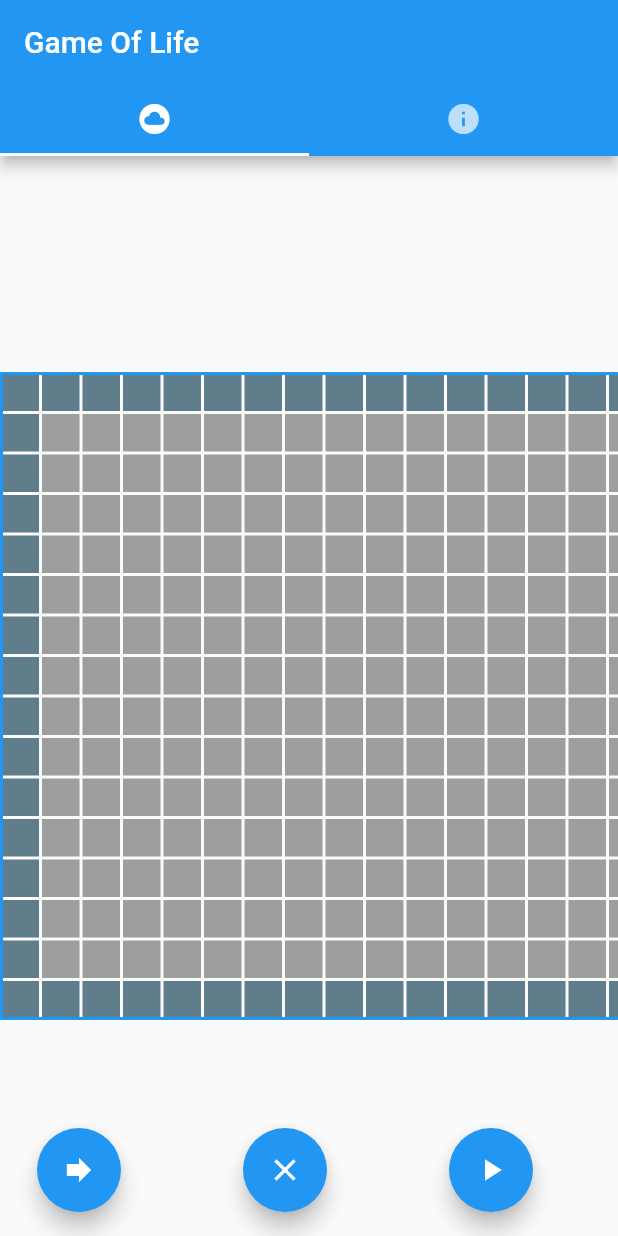
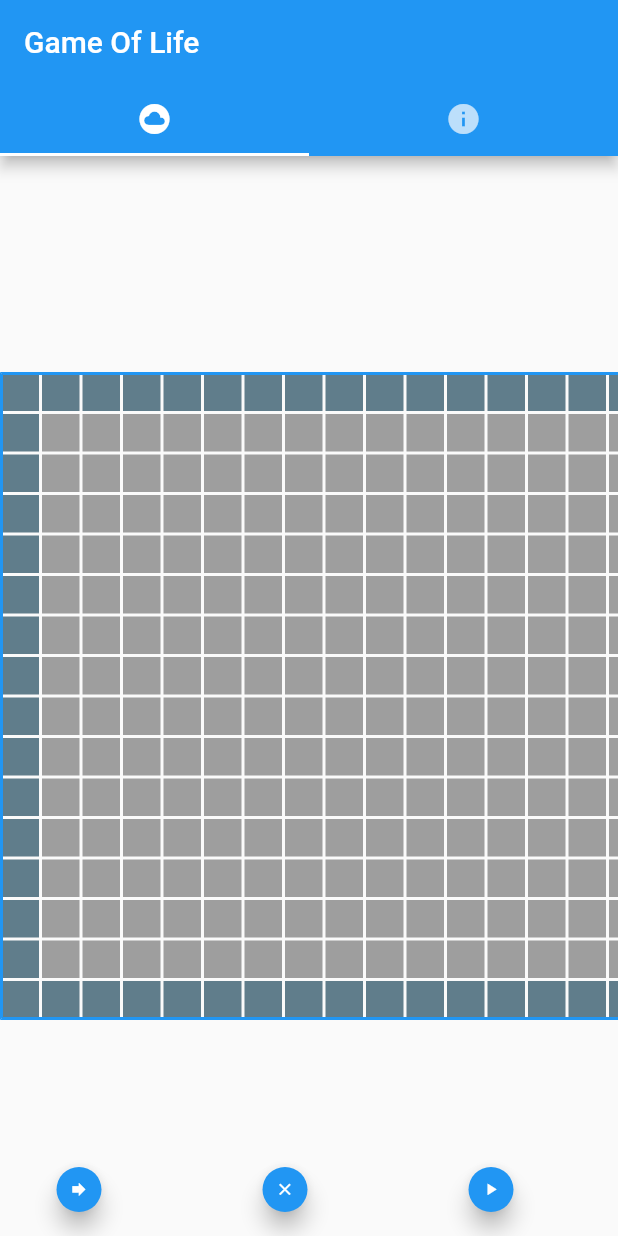
Before and after one commit to Namron-S/GOL_remote, a Flutter app: the screen it shows after launch, on a phone screen of 412 x 824 dp. Run offline on Flutter 3.47's test engine with Material 2 defaults, Android fonts, the phone set to English and light mode, and no system bars.

Commit message:
UI: Small FABs

```diff
--- a/lib/main.dart
+++ b/lib/main.dart
@@ -137,7 +137,11 @@ class _MyHomePageState extends State<MyHomePage>
       floatingActionButton: Row(
         mainAxisAlignment: MainAxisAlignment.spaceAround,
         children: <Widget>[
-          FloatingActionButton(
+          Container(
+            width: 30,
+            height: 30,
+            child: FittedBox(
+              child: FloatingActionButton(
                 backgroundColor: simulationOn ? Colors.grey : Colors.blue,
                 onPressed: simulationOn
                     ? null
@@ -149,7 +153,13 @@ class _MyHomePageState extends State<MyHomePage>
                 tooltip: 'Next Generation',
                 child: Icon(Icons.forward),
               ),
-          FloatingActionButton(
+            ),
+          ),
+          Container(
+            width: 30,
+            height: 30,
+            child: FittedBox(
+              child: FloatingActionButton(
                 backgroundColor: simulationOn ? Colors.grey : Colors.blue,
                 onPressed: simulationOn
                     ? null
@@ -161,7 +171,13 @@ class _MyHomePageState extends State<MyHomePage>
                 tooltip: 'Kill all cells!',
                 child: Icon(Icons.clear),
               ),
-          FloatingActionButton(
+            ),
+          ),
+          Container(
+            width: 30,
+            height: 30,
+            child: FittedBox(
+              child: FloatingActionButton(
                 tooltip: simulationOn ? 'Stop Simulation' : 'Run Simulation',
                 onPressed: () {
                   setState(() {
@@ -175,6 +191,8 @@ class _MyHomePageState extends State<MyHomePage>
                   });
                 },
                 child: simulationOn ? Icon(Icons.stop) : Icon(Icons.play_arrow),
+              ),
+            ),
           ),
         ],
       ),
```
Lines whose indentation alone changed are shown as unchanged.
